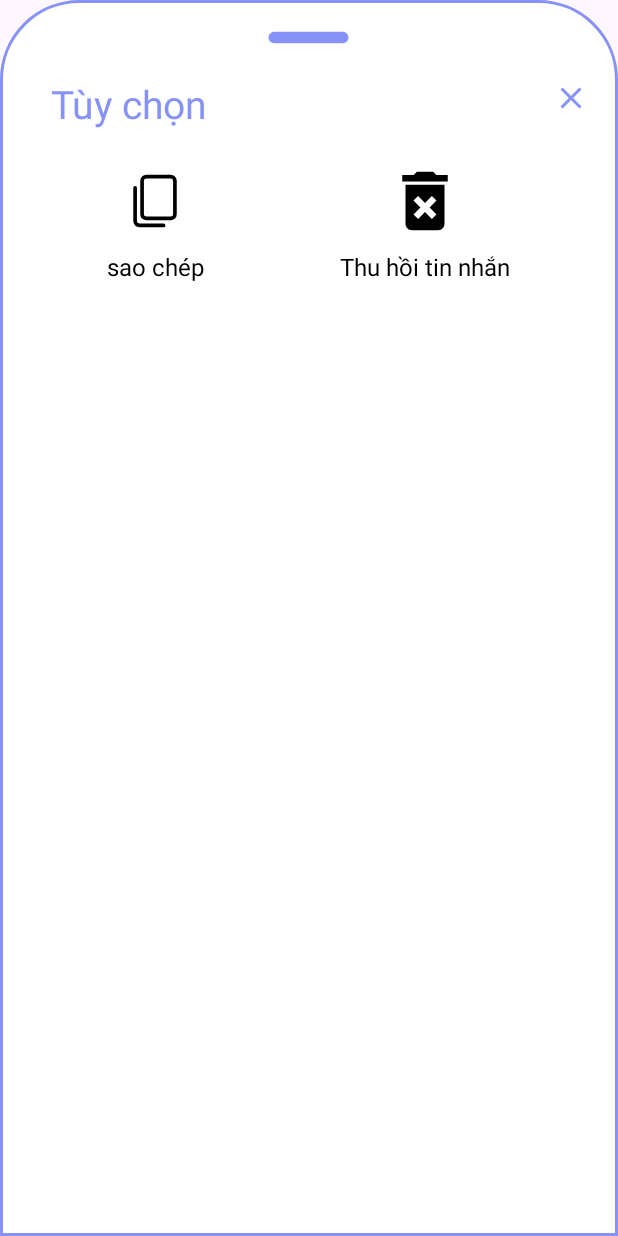
After one commit to NguyenVanViet2004/Quick-Chat-java, an Android app: the layout bottom_option_dialog.xml on its own in the app's theme, with its tools: preview values and no code run, on a phone screen of 412 x 824 dp. The commit adds this screen. Run offline under Robolectric (Android 15) with nearby library versions, the phone set to English and light mode, and no system bars.

Commit message:
copy message, message recall

```diff
--- a/app/src/main/java/com/example/pro1121_gr/activity/ChatActivity.java
+++ b/app/src/main/java/com/example/pro1121_gr/activity/ChatActivity.java
@@ -431,7 +431,7 @@ public class ChatActivity extends AppCompatActivity {
                     .setQuery(query, chatMesseageModel.class)
                     .build();
 
-            adapter = new chatAdapter(options, getApplicationContext(), uriOther.toString(), chatRoomID);
+            adapter = new chatAdapter(options, ChatActivity.this, uriOther.toString(), chatRoomID);
             Log.e(TAG, "onComplete: " + uriOther.toString());
             LinearLayoutManager manager = new LinearLayoutManager(this);
             manager.setReverseLayout(true);
--- /dev/null
+++ b/app/src/main/res/drawable/icon_copy.xml
@@ -0,0 +1,12 @@
+<vector xmlns:android="http://schemas.android.com/apk/res/android"
+    android:width="@dimen/_40sdp"
+    android:height="@dimen/_40sdp"
+    android:viewportWidth="64"
+    android:viewportHeight="64">
+  <path
+      android:fillColor="@color/black"
+      android:pathData="M44.84,10.5L24.9,10.5a5,5 0,0 0,-5 5L19.9,42.8a5,5 0,0 0,5 5L44.84,47.8a5,5 0,0 0,5 -5L49.84,15.46A5,5 0,0 0,44.84 10.5ZM46.84,42.8a2,2 0,0 1,-2 2L24.9,44.8a2,2 0,0 1,-2 -2L22.9,15.46a2,2 0,0 1,2 -2L44.84,13.46a2,2 0,0 1,2 2Z"/>
+  <path
+      android:fillColor="@color/black"
+      android:pathData="M39.07,50.5H19.18a2,2 0,0 1,-2 -2V21.23a1.5,1.5 0,0 0,-3 0V48.51a5,5 0,0 0,5 5H39.07A1.5,1.5 0,0 0,39.07 50.5Z"/>
+</vector>
--- /dev/null
+++ b/app/src/main/res/drawable/icon_delete.xml
@@ -0,0 +1,5 @@
+<vector android:height="@dimen/_40sdp" android:tint="@color/black"
+    android:viewportHeight="24" android:viewportWidth="24"
+    android:width="@dimen/_40sdp" xmlns:android="http://schemas.android.com/apk/res/android">
+    <path android:fillColor="@color/white" android:pathData="M6,19c0,1.1 0.9,2 2,2h8c1.1,0 2,-0.9 2,-2L18,7L6,7v12zM8.46,11.88l1.41,-1.41L12,12.59l2.12,-2.12 1.41,1.41L13.41,14l2.12,2.12 -1.41,1.41L12,15.41l-2.12,2.12 -1.41,-1.41L10.59,14l-2.13,-2.12zM15.5,4l-1,-1h-5l-1,1L5,4v2h14L19,4z"/>
+</vector>
--- /dev/null
+++ b/app/src/main/res/layout/bottom_option_dialog.xml
@@ -0,0 +1,83 @@
+<?xml version="1.0" encoding="utf-8"?>
+<LinearLayout xmlns:android="http://schemas.android.com/apk/res/android"
+    xmlns:tools="http://schemas.android.com/tools"
+    android:layout_width="match_parent"
+    android:layout_height="match_parent"
+    xmlns:app="http://schemas.android.com/apk/res-auto"
+    android:background="@drawable/dialogbg"
+    android:orientation="vertical">
+
+    <ImageView
+        android:layout_width="@dimen/_70sdp"
+        android:layout_height="wrap_content"
+        android:layout_gravity="center|top"
+        android:scaleType="centerCrop"
+        android:src="@drawable/ic_round_remove_24" />
+
+    <LinearLayout
+        android:layout_width="match_parent"
+        android:layout_height="wrap_content"
+        android:orientation="horizontal">
+
+        <TextView
+            android:id="@+id/createText"
+            android:layout_width="wrap_content"
+            android:layout_height="wrap_content"
+            android:layout_marginStart="@dimen/_10sdp"
+            android:layout_marginTop="@dimen/_5sdp"
+            android:layout_weight="2"
+            android:padding="@dimen/_6sdp"
+            android:text="Tùy chọn"
+            android:textAlignment="viewStart"
+            android:textColor="@color/lavender"
+            android:textSize="@dimen/_20sdp" />
+
+        <ImageView
+            android:id="@+id/cancelButton"
+            android:layout_width="wrap_content"
+            android:layout_height="wrap_content"
+            android:layout_gravity="center_vertical"
+            android:layout_margin="@dimen/_5sdp"
+            android:layout_weight="0"
+            android:src="@drawable/ic_baseline_clear_24" />
+
+    </LinearLayout>
+
+    <LinearLayout
+        android:layout_width="match_parent"
+        android:layout_height="match_parent"
+        android:padding="@dimen/_10sdp"
+        android:orientation="horizontal"
+        android:gravity="center_horizontal">
+
+
+        <TextView
+            android:id="@+id/copyText"
+            android:layout_width="wrap_content"
+            android:layout_height="wrap_content"
+            android:drawablePadding="@dimen/_5sdp"
+            android:text="sao chép"
+            android:textColor="@color/black"
+            android:textSize="16sp"
+            app:layout_constraintLeft_toLeftOf="parent"
+            app:layout_constraintRight_toLeftOf="@id/Fonts"
+            app:layout_constraintTop_toTopOf="parent"
+            tools:ignore="HardcodedText"
+            android:layout_marginEnd="@dimen/_35sdp"
+            app:drawableTopCompat="@drawable/icon_copy" />
+
+        <TextView
+            android:id="@+id/delete_message"
+            android:layout_width="wrap_content"
+            android:layout_height="wrap_content"
+            android:drawablePadding="@dimen/_5sdp"
+            android:text="Thu hồi tin nhắn"
+            android:textColor="@color/black"
+            android:textSize="16sp"
+            android:layout_marginStart="@dimen/_35sdp"
+            app:drawableTopCompat="@drawable/icon_delete"
+            tools:ignore="HardcodedText" />
+    </LinearLayout>
+
+
+</LinearLayout>
```
Also changed, not shown: app/src/main/java/com/example/pro1121_gr/adapter/chatAdapter.java (+78 -16 lines).
